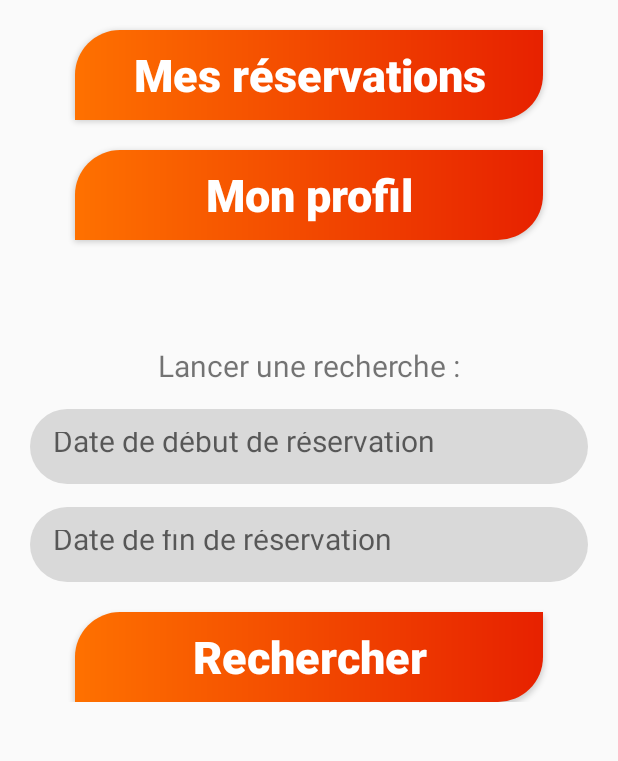
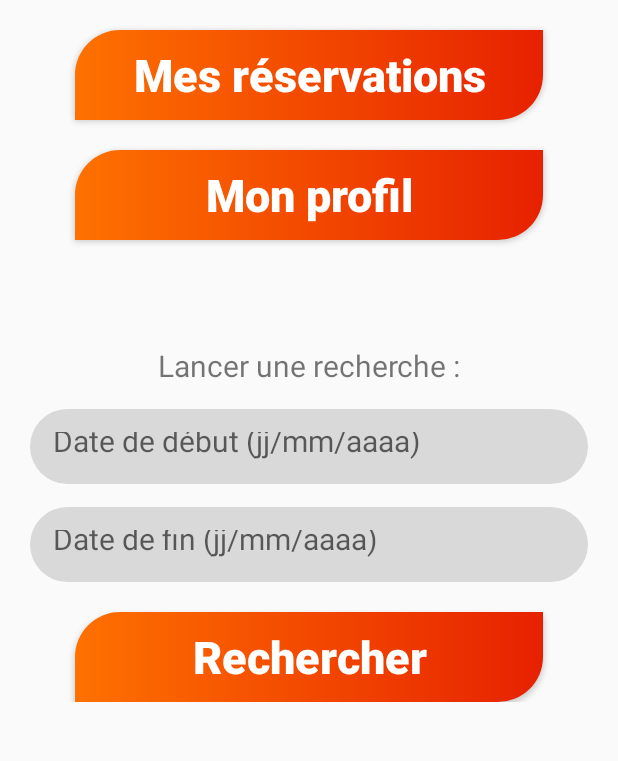
Before and after one commit to adrienvaucard/android-finalProject-madRental, an Android app: the screen it shows after launch (HomeActivity), on a phone screen of 412 x 824 dp, the part 215-976 px from its top. Run offline under Robolectric (Android 15) with nearby library versions, the phone set to English and light mode, and no system bars.

Commit message:
WIP validate input date with regex

```diff
--- a/app/src/main/java/com/example/adrien/madrental/HomeActivity.java
+++ b/app/src/main/java/com/example/adrien/madrental/HomeActivity.java
@@ -6,12 +6,15 @@ import android.support.v7.app.AppCompatActivity;
 import android.os.Bundle;
 import android.view.View;
 import android.widget.Button;
+import android.widget.EditText;
 import android.widget.TextView;
 
 public class HomeActivity extends AppCompatActivity {
 
     private TextView appTitle;
     private Button bookings;
+    private EditText editTextStartReservation;
+    private EditText editTextEndReservation;
 
     @Override
     protected void onCreate(Bundle savedInstanceState) {
@@ -21,6 +24,8 @@ public class HomeActivity extends AppCompatActivity {
         //catch ID
         appTitle = findViewById(R.id.appTitle);
         bookings = findViewById(R.id.bookings);
+        editTextStartReservation = findViewById(R.id.editTextStartReservation);
+        editTextEndReservation = findViewById(R.id.editTextEndReservation);
 
         //Assign custom font to App Title
         Typeface font = Typeface.createFromAsset(getAssets(), "fonts/BreeSerif-Regular.ttf");
@@ -38,8 +43,25 @@ public class HomeActivity extends AppCompatActivity {
     }
 
     public void goToSearch(View view) {
-        Intent intent = new Intent(this, SearchesActivity.class);
-        startActivity(intent);
+        String regexp = "^(?:(?:31(\\/|-|\\.)(?:0?[13578]|1[02]))\\1|(?:(?:29|30)(\\/|-|\\.)(?:0?[1,3-9]|1[0-2])\\2))(?:(?:1[6-9]|[2-9]\\d)?\\d{2})$|^(?:29(\\/|-|\\.)0?2\\3(?:(?:(?:1[6-9]|[2-9]\\d)?(?:0[48]|[2468][048]|[13579][26])|(?:(?:16|[2468][048]|[3579][26])00))))$|^(?:0?[1-9]|1\\d|2[0-8])(\\/|-|\\.)(?:(?:0?[1-9])|(?:1[0-2]))\\4(?:(?:1[6-9]|[2-9]\\d)?\\d{2})$";
+        if (editTextStartReservation.toString().matches(regexp)) {
+
+            editTextStartReservation.setBackgroundResource(R.drawable.edit_text);
+            if (editTextEndReservation.toString().matches(regexp)) {
+
+                editTextEndReservation.setBackgroundResource(R.drawable.edit_text);
+                Intent intent = new Intent(this, SearchesActivity.class);
+                startActivity(intent);
+            }
+            else {
+                editTextEndReservation.setBackgroundResource(R.drawable.edit_text_red);
+            }
+        }
+        else {
+            editTextStartReservation.setBackgroundResource(R.drawable.edit_text_red);
+        }
+
+
     }
 
 }
--- /dev/null
+++ b/app/src/main/res/drawable/edit_text_red.xml
@@ -0,0 +1,15 @@
+<?xml version="1.0" encoding="utf-8"?>
+<shape
+    xmlns:android="http://schemas.android.com/apk/res/android"
+    android:shape="rectangle">
+    <!--  Gradient Bg for listrow -->
+    <solid
+        android:color="@color/greyBackground" />
+
+    <stroke
+        android:width="1dp"
+        android:color="@android:color/holo_red_light"/>
+
+    <corners
+        android:radius="50dp" />
+</shape>
--- a/app/src/main/res/layout/activity_home.xml
+++ b/app/src/main/res/layout/activity_home.xml
@@ -73,6 +73,7 @@
                 android:layout_height="50dp"
                 style="@style/defaultEditText"
                 android:hint="@string/startReservationText"
+                android:inputType="date"
                 app:layout_constraintLeft_toLeftOf="parent"
                 app:layout_constraintRight_toRightOf="parent"
                 app:layout_constraintTop_toBottomOf="@+id/launchResearchTextView"
--- a/app/src/main/res/values/strings.xml
+++ b/app/src/main/res/values/strings.xml
@@ -1,8 +1,8 @@
 <resources>
     <string name="app_name">Mad Rental</string>
     <string name="launchResearch">Lancer une recherche :</string>
-    <string name="startReservationText">Date de début de réservation</string>
-    <string name="endReservationText">Date de fin de réservation</string>
+    <string name="startReservationText">Date de début (jj/mm/aaaa)</string>
+    <string name="endReservationText">Date de fin (jj/mm/aaaa)</string>
     <string name="profileInfoText">Merci de renseigner votre profil :</string>
     <string name="editeTextProfileName">Nom</string>
     <string name="editTextProfileFirstName">Prénom</string>
```
